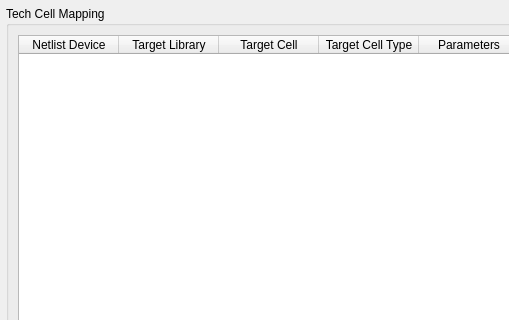
Above: pymacros/NetlistImportConfig_CellMapPage.ui from iic-jku/klayout-netlist-import before the change; both pictures show x 0 to 509 and y 0 to 320 of the 805 by 617 pixel window. Below: the same form after it.
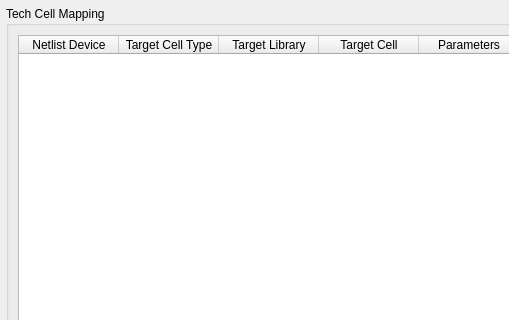
That is the form after the change.

Commit message: Change order of Tech Cell Map columns

Diff of the .ui file:
```diff
--- a/pymacros/NetlistImportConfig_CellMapPage.ui
+++ b/pymacros/NetlistImportConfig_CellMapPage.ui
@@ -74,6 +74,11 @@
             <string>Netlist Device</string>
            </property>
           </column>
+          <column>
+           <property name="text">
+            <string>Target Cell Type</string>
+           </property>
+          </column>
           <column>
            <property name="text">
             <string>Target Library</string>
@@ -84,11 +89,6 @@
             <string>Target Cell</string>
            </property>
           </column>
-          <column>
-           <property name="text">
-            <string>Target Cell Type</string>
-           </property>
-          </column>
           <column>
            <property name="text">
             <string>Parameters</string>
```
The commit also changes 1 other file.
